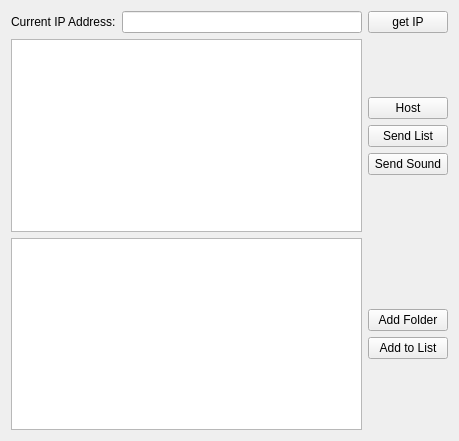
Qt form MusicHost/musichost.ui (yoyourmister/TinaS) before a commit.
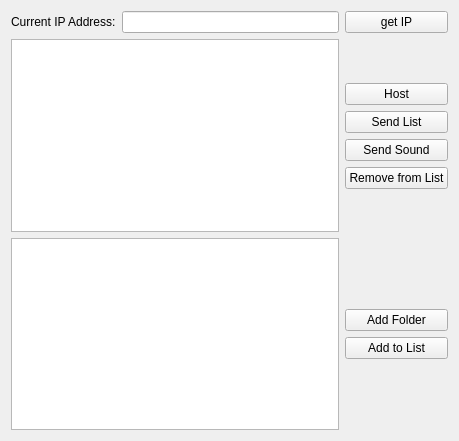
The same form after that commit.

Commit message: [MusicHost] Items can now be removed from the playlist

```diff
--- a/MusicHost/musichost.ui
+++ b/MusicHost/musichost.ui
@@ -108,6 +108,13 @@
          </property>
         </widget>
        </item>
+       <item>
+        <widget class="QPushButton" name="but_removeFromList">
+         <property name="text">
+          <string>Remove from List</string>
+         </property>
+        </widget>
+       </item>
        <item>
         <spacer name="verticalSpacer_3">
          <property name="orientation">
```
The commit also changes 2 other files.
